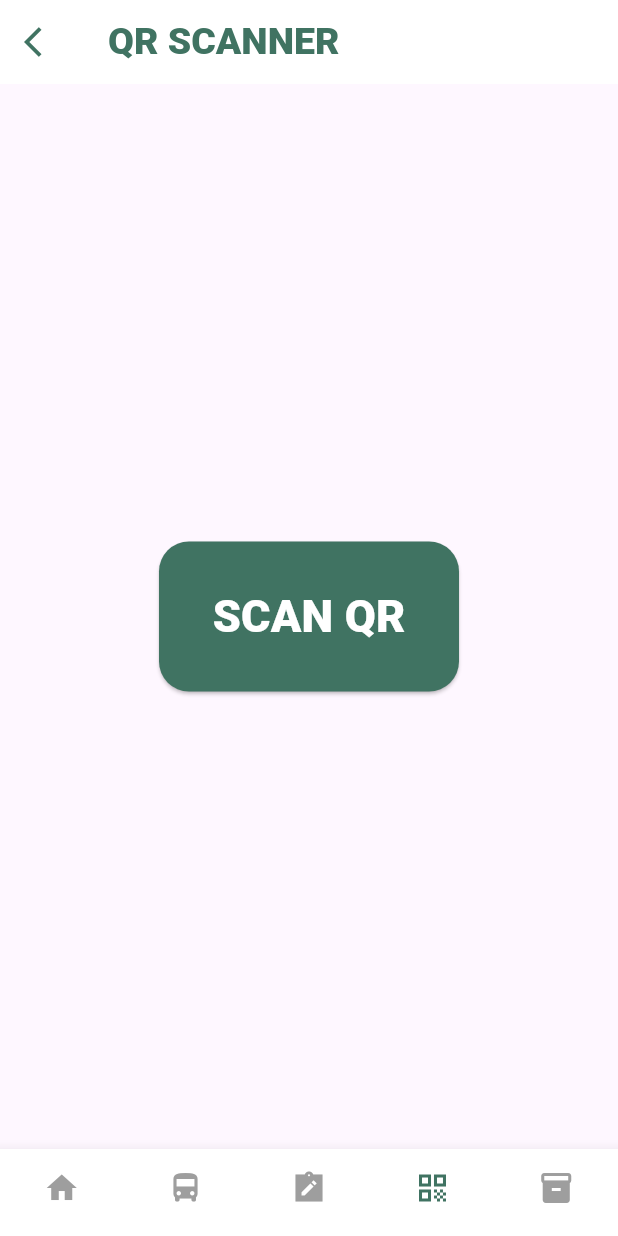
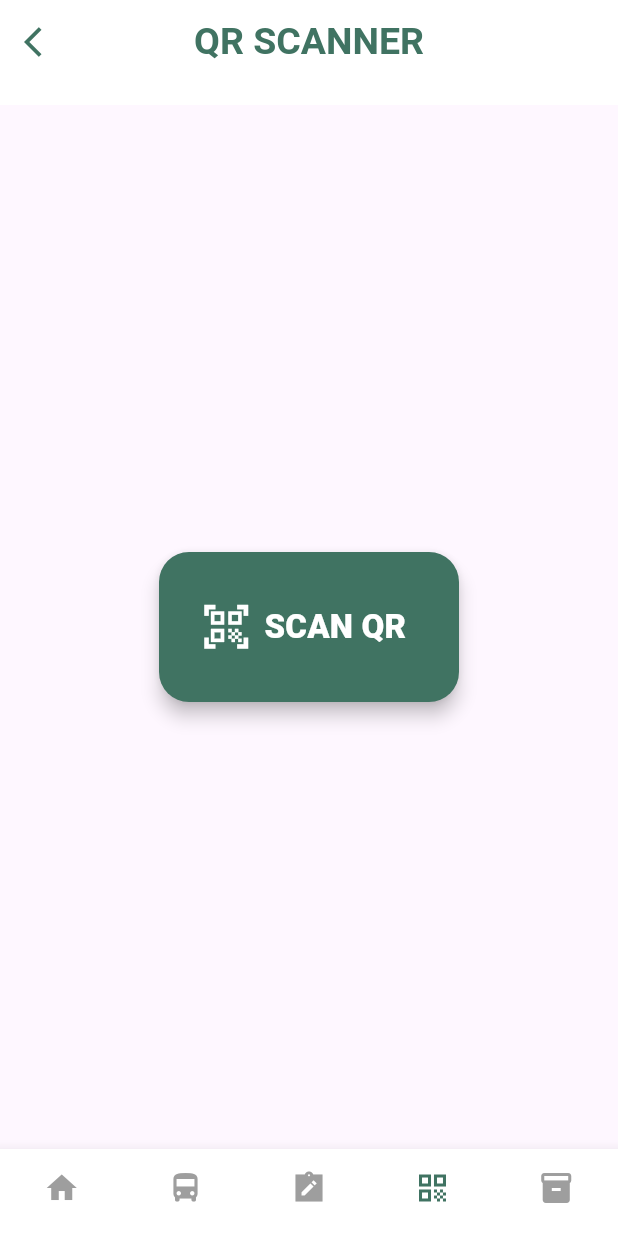
Before and after one commit to Akib-10/AUSTrack, a Flutter app: the QrScreen screen opened directly, on a phone screen of 412 x 824 dp. Run offline on Flutter 3.47's test engine with Material 3 defaults, Android fonts, the phone set to English and light mode, and no system bars; missing offline and left inert: flutter_barcode_scanner.

Commit message:
New Updated Code

```diff
--- a/lib/home_screen.dart
+++ b/lib/home_screen.dart
@@ -101,7 +101,7 @@ class Homepage extends StatelessWidget {
             ),
           ),
 
-          actions: <Widget>[
+          actions: [
             Padding(
               padding: EdgeInsets.only(right: 16),
               child: IconButton(
@@ -124,7 +124,8 @@ class Homepage extends StatelessWidget {
         ),
       ),
 
-      body: SingleChildScrollView(
+      body: SafeArea(
+        child: SingleChildScrollView(
           child: Padding(
             padding: EdgeInsets.only(
               left: 22.0,
@@ -751,6 +752,7 @@ class Homepage extends StatelessWidget {
             ),
           ),
         ),
+      ),
     );
   }
 }
--- a/lib/qr_screen.dart
+++ b/lib/qr_screen.dart
@@ -16,29 +16,32 @@ class _QrScreenState extends State<QrScreen> {
   @override
   Widget build(BuildContext context) {
     return Scaffold(
-      appBar: AppBar(
+      appBar: PreferredSize(
+        preferredSize: const Size.fromHeight(70),
+        child: AppBar(
           backgroundColor: Colors.white,
+          elevation: 0,
           leading: IconButton(
-            icon: Icon(Icons.arrow_back_ios), color:  Color(0xff407362),
-            onPressed: (){
+            icon: Icon(Icons.arrow_back_ios, color:  Color(0xff407362)),
+            onPressed: () {
               Navigator.pop(context);
             },
           ),
-        title:  Text("QR SCANNER",
+          centerTitle: true,
+          title: Text(
+            "QR SCANNER",
             style: TextStyle(
-            color: Color(0xff407362),
+              color:  Color(0xff407362),
               fontSize: 25,
-            fontWeight: FontWeight.w900,
+              fontWeight: FontWeight.bold,
+            ),
           ),
         ),
       ),
 
       body: SafeArea(
         child: Center(
-          child: Column(
-            mainAxisAlignment: MainAxisAlignment.center,
-            children: [
-              SizedBox(
+          child: SizedBox(
             height: 100,
             width: 200,
             child: ElevatedButton.icon(
@@ -46,7 +49,16 @@ class _QrScreenState extends State<QrScreen> {
                     backgroundColor: Color(0xff407362),
                     shape: RoundedRectangleBorder(
                         borderRadius: BorderRadiusGeometry.circular(20)
-                        )
+                    ),
+                    elevation: 5,
+                ),
+                icon: const Icon(Icons.qr_code_scanner, size: 35,color: Colors.white,),
+                label:  Text('SCAN QR',
+                  style: TextStyle(
+                      color: Colors.white,
+                      fontSize: 22,
+                      fontWeight: FontWeight.w900
+                  ),
                 ),
                 onPressed: (){
                   Navigator.push(
@@ -56,15 +68,7 @@ class _QrScreenState extends State<QrScreen> {
                     ),
                   );
                 },
-                    label:  Text('SCAN QR',
-                      style: TextStyle(
-                          color: Colors.white,
-                          fontSize: 30,
-                          fontWeight: FontWeight.w900
             ),
-                    )),
-              )
-            ],
           ),
         ),
       ),
```
Also changed, not shown: lib/login_page.dart (+5 -3 lines), lib/scan_qr_code_screen.dart (+20 -13 lines), lib/welcome_screen.dart (+9 -2 lines). Lines whose indentation alone changed are shown as unchanged.
